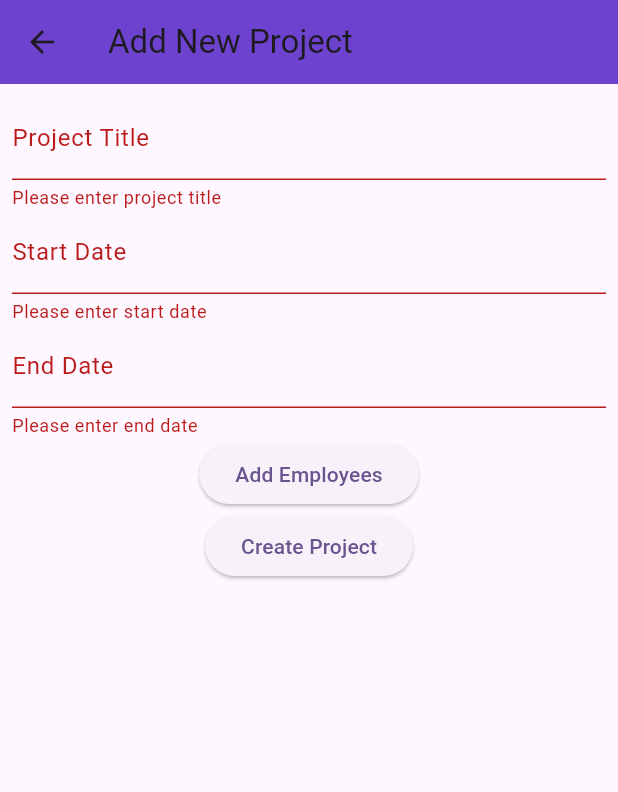
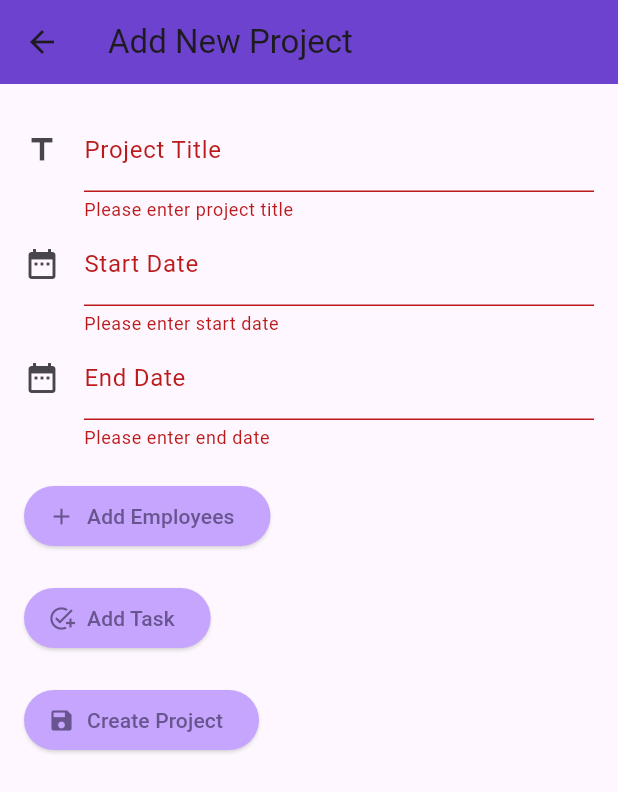
Before and after one commit to oumayma-tray/pfe, a Flutter app: the AddProjectPage screen opened directly, after a tap on "Create Project", on a phone screen of 412 x 824 dp. Shown: the top 792 px of the screen. Run offline on Flutter 3.47's test engine with Material 3 defaults, Android fonts, the phone set to English and light mode, and no system bars; our stand-ins replace audioplayers, camera, email_validator, file_picker, google_fonts, image_picker and 3 more; missing offline and left inert: flutter_sound.

Commit message:
select employee tasks project

```diff
--- a/front_end/mobile_app/lib/Employee Management/Employees.dart
+++ b/front_end/mobile_app/lib/Employee Management/Employees.dart
@@ -71,7 +71,7 @@ List<Employee> getMockEmployees() {
       jobTitle: 'Project Manager',
       phoneNumber: '555-0101',
       country: 'USA',
-      imagePath: 'assets/Ellipse 12.png',
+      imagePath: 'assets/Ellipse 11.png',
     ),
     Employee(
       name: 'haroun',
--- a/front_end/mobile_app/lib/project management/gestion de projet/addproject.dart
+++ b/front_end/mobile_app/lib/project management/gestion de projet/addproject.dart
@@ -1,6 +1,7 @@
 import 'package:flutter/material.dart';
 import 'package:google_fonts/google_fonts.dart';
-import 'package:mobile_app/Employee%20Management/Employees.dart'; // Ensure the import path matches your project structure
+import 'package:mobile_app/Employee%20Management/Employees.dart';
+import 'package:mobile_app/project%20management/gestion%20de%20projet/listeProjet.dart';
 
 class AddProjectPage extends StatefulWidget {
   @override
@@ -10,61 +11,85 @@ class AddProjectPage extends StatefulWidget {
 class _AddProjectPageState extends State<AddProjectPage> {
   final _formKey = GlobalKey<FormState>();
   String? _title, _startDate, _endDate;
-  List<Employee> employees = getMockEmployees(); // Get the list of employees
+  List<Employee> employees = getMockEmployees();
   List<Employee> _selectedEmployees = [];
-  // To store the selected employee names
+  Employee? _selectedEmployee;
+
+  final TextEditingController _taskNameController = TextEditingController();
+  final TextEditingController _taskDueDateController = TextEditingController();
+  List<Task> _tasks = [];
 
   @override
   Widget build(BuildContext context) {
     return Scaffold(
       appBar: AppBar(
-        title: Text('Add New Project'),
+        title: Text('Add New Project', style: GoogleFonts.roboto()),
         backgroundColor: Color(0xFF6D42CE),
       ),
       body: Form(
         key: _formKey,
         child: SingleChildScrollView(
-          padding: EdgeInsets.all(8.0),
+          padding: EdgeInsets.all(16.0),
           child: Column(
-            children: <Widget>[
+            crossAxisAlignment: CrossAxisAlignment.start,
+            children: [
               TextFormField(
-                decoration: InputDecoration(labelText: 'Project Title'),
-                validator: (value) {
-                  if (value == null || value.isEmpty) {
-                    return 'Please enter project title';
-                  }
-                  return null;
-                },
+                decoration: InputDecoration(
+                  labelText: 'Project Title',
+                  icon: Icon(Icons.title),
+                ),
+                validator: (value) =>
+                    value!.isEmpty ? 'Please enter project title' : null,
                 onSaved: (value) => _title = value,
               ),
               TextFormField(
-                decoration: InputDecoration(labelText: 'Start Date'),
-                validator: (value) {
-                  if (value == null || value.isEmpty) {
-                    return 'Please enter start date';
-                  }
-                  return null;
-                },
+                decoration: InputDecoration(
+                  labelText: 'Start Date',
+                  icon: Icon(Icons.date_range),
+                ),
+                validator: (value) =>
+                    value!.isEmpty ? 'Please enter start date' : null,
                 onSaved: (value) => _startDate = value,
               ),
               TextFormField(
-                decoration: InputDecoration(labelText: 'End Date'),
-                validator: (value) {
-                  if (value == null || value.isEmpty) {
-                    return 'Please enter end date';
-                  }
-                  return null;
-                },
+                decoration: InputDecoration(
+                  labelText: 'End Date',
+                  icon: Icon(Icons.date_range),
+                ),
+                validator: (value) =>
+                    value!.isEmpty ? 'Please enter end date' : null,
                 onSaved: (value) => _endDate = value,
               ),
-              ElevatedButton(
+              SizedBox(height: 20),
+              ElevatedButton.icon(
+                icon: Icon(Icons.add),
+                label: Text('Add Employees'),
                 onPressed: _showEmployeePicker,
-                child: Text('Add Employees'),
+                style: ElevatedButton.styleFrom(
+                  backgroundColor: Color(0xffC5A5FE), // Button color
+                  shadowColor: Colors.white, // Text color
+                ),
               ),
-              ElevatedButton(
+              SizedBox(height: 20),
+              ElevatedButton.icon(
+                icon: Icon(Icons.add_task),
+                label: Text('Add Task'),
+                onPressed: () => _showTaskDialog(),
+                style: ElevatedButton.styleFrom(
+                  backgroundColor: Color(0xffC5A5FE), // Button color
+                  shadowColor: Colors.white, // Text color
+                ),
+              ),
+              SizedBox(height: 20),
+              ElevatedButton.icon(
+                icon: Icon(Icons.save),
+                label: Text('Create Project'),
                 onPressed: _submitForm,
-                child: Text('Create Project'),
-              )
+                style: ElevatedButton.styleFrom(
+                  backgroundColor: Color(0xffC5A5FE), // Button color
+                  shadowColor: Colors.white, // Text color
+                ),
+              ),
             ],
           ),
         ),
@@ -75,15 +100,27 @@ class _AddProjectPageState extends State<AddProjectPage> {
   void _submitForm() {
     if (_formKey.currentState!.validate()) {
       _formKey.currentState!.save();
-      // Here, you would handle the project creation logic including the selected employees
-      // Example: Save to database or send to server
-      print("Selected Employees: $_selectedEmployees");
-      Navigator.of(context).pop(); // Optionally pop the context after creation
+
+      // Assuming Project constructor correctly handles all fields
+      Project newProject = Project(
+        title: _title!,
+        startDate: _startDate!,
+        endDate: _endDate!,
+        createdBy: 'Admin', // Placeholder for the creator
+        tasks: _tasks,
+        employees: _selectedEmployees,
+        assignedEmployees: [], // This should be a part of your Project model
+      );
+
+      ListeProjet.projects
+          .add(newProject); // Assuming this is your global project list
+
+      print("Project Added: ${newProject.title}");
+      Navigator.of(context).pop(); // Close the screen after adding the project
     }
   }
 
   void _showEmployeePicker() {
-    // Create a local copy of selected employees for use within the dialog
     List<Employee> localSelectedEmployees =
         List<Employee>.from(_selectedEmployees);
 
@@ -100,25 +137,19 @@ class _AddProjectPageState extends State<AddProjectPage> {
                   shrinkWrap: true,
                   itemCount: employees.length,
                   itemBuilder: (BuildContext context, int index) {
-                    bool isSelected =
-                        localSelectedEmployees.contains(employees[index]);
                     return CheckboxListTile(
                       title: Text(employees[index].name),
                       subtitle: Text(employees[index].jobTitle),
                       secondary: CircleAvatar(
                         backgroundImage: AssetImage(employees[index].imagePath),
                       ),
-                      value: isSelected,
+                      value: localSelectedEmployees.contains(employees[index]),
                       onChanged: (bool? value) {
                         setStateDialog(() {
-                          if (value == true) {
-                            if (!localSelectedEmployees
-                                .contains(employees[index])) {
-                              localSelectedEmployees.add(employees[index]);
-                            }
+                          if (value!) {
+                            localSelectedEmployees.add(employees[index]);
                           } else {
-                            localSelectedEmployees
-                                .removeWhere((emp) => emp == employees[index]);
+                            localSelectedEmployees.remove(employees[index]);
                           }
                         });
                       },
@@ -128,7 +159,7 @@ class _AddProjectPageState extends State<AddProjectPage> {
               );
             },
           ),
-          actions: <Widget>[
+          actions: [
             TextButton(
               child: Text('Cancel'),
               onPressed: () => Navigator.of(context).pop(),
@@ -147,4 +178,88 @@ class _AddProjectPageState extends State<AddProjectPage> {
       },
     );
   }
+
+  void _addTask() {
+    Task newTask = Task(
+      name: _taskNameController.text,
+      dueDate: _taskDueDateController.text,
+      isCompleted: false,
+      assignedTo: 'Assigned Employee ID or Name', // Adjust as needed
+    );
+    setState(() {
+      _tasks.add(newTask);
+      _taskNameController.clear();
+      _taskDueDateController.clear();
+    });
+  }
+
+  void _showTaskDialog() {
+    showDialog(
+      context: context,
+      builder: (BuildContext context) {
+        return AlertDialog(
+          title: Text('Add Task'),
+          content: SingleChildScrollView(
+            child: ListBody(
+              children: <Widget>[
+                TextField(
+                  controller: _taskNameController,
+                  decoration: InputDecoration(labelText: 'Task Name'),
+                ),
+                TextField(
+                  controller: _taskDueDateController,
+                  decoration: InputDecoration(labelText: 'Due Date'),
+                ),
+                DropdownButton<Employee>(
+                  value: _selectedEmployee,
+                  hint: Text('Assign to'),
+                  onChanged: (Employee? newValue) {
+                    setState(() {
+                      _selectedEmployee = newValue;
+                    });
+                  },
+                  items: _selectedEmployees
+                      .map<DropdownMenuItem<Employee>>((Employee employee) {
+                    return DropdownMenuItem<Employee>(
+                      value: employee,
+                      child: Text(employee.name),
+                    );
+                  }).toList(),
+                ),
+              ],
+            ),
+          ),
+          actions: <Widget>[
+            TextButton(
+              child: Text('Cancel'),
+              onPressed: () => Navigator.of(context).pop(),
+            ),
+            TextButton(
+              child: Text('Add Task'),
+              onPressed: () {
+                if (_taskNameController.text.isNotEmpty &&
+                    _taskDueDateController.text.isNotEmpty &&
+                    _selectedEmployee != null) {
+                  Task newTask = Task(
+                    name: _taskNameController.text,
+                    dueDate: _taskDueDateController.text,
+                    assignedTo: _selectedEmployee!
+                        .name, // Ensure Employee has a 'name' property
+                  );
+                  setState(() {
+                    _tasks.add(newTask);
+                    _taskNameController.clear();
+                    _taskDueDateController.clear();
+                    _selectedEmployee =
+                        null; // Reset the selected employee after adding a task
+                  });
+                  Navigator.of(context).pop(); // Close the dialog
+                }
+              },
+            ),
+          ],
+        );
+      },
+    );
+  }
 }
--- a/front_end/mobile_app/lib/project management/gestion de projet/listeProjet.dart
+++ b/front_end/mobile_app/lib/project management/gestion de projet/listeProjet.dart
@@ -18,6 +18,7 @@ class Project {
     int progress = 0, // Default to 0 for initial progress
     required this.createdBy,
     required this.tasks,
+    required List<Employee> assignedEmployees,
   }) : _progress = progress {
     // When initializing the Project, calculate the initial progress
     _calculateProgress();
@@ -123,6 +124,7 @@ class ListeProjet {
         // Add more tasks as needed
       ],
       employees: [],
+      assignedEmployees: [],
     ),
     Project(
       title: 'Project 2',
@@ -155,7 +157,10 @@ class ListeProjet {
         // Add more tasks as needed
       ],
       employees: [],
+      assignedEmployees: [],
     ),
     // ... Add more project instances with tasks as needed
   ];
+
+  static void addProject(Project newProject) {}
 }
```
